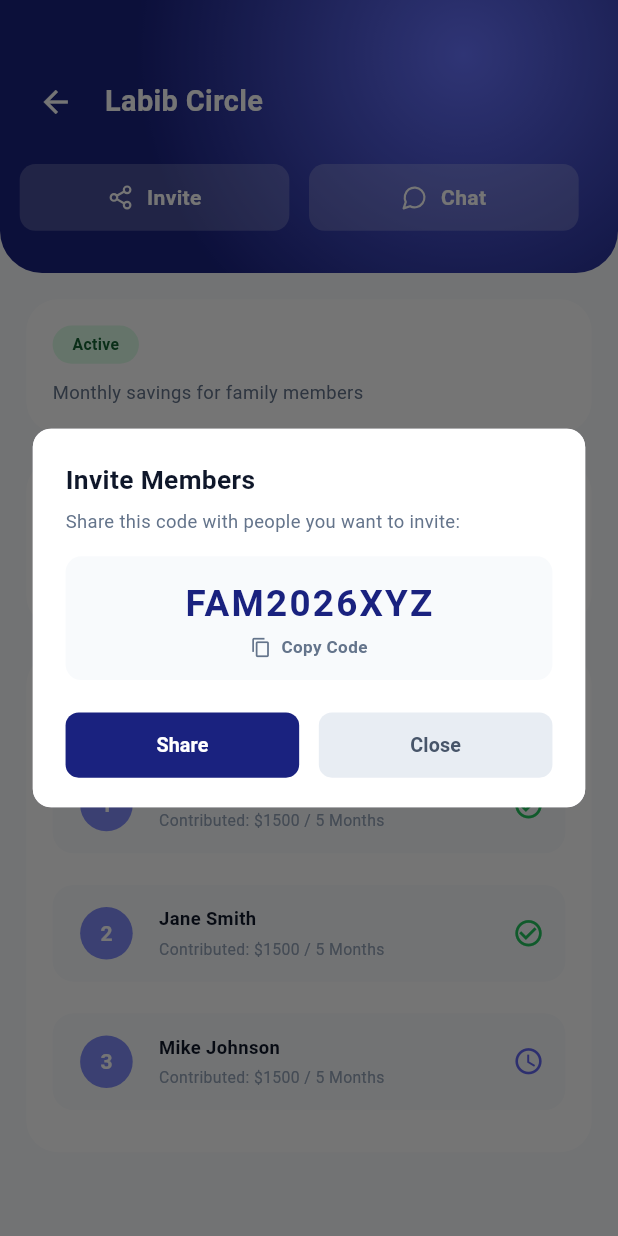
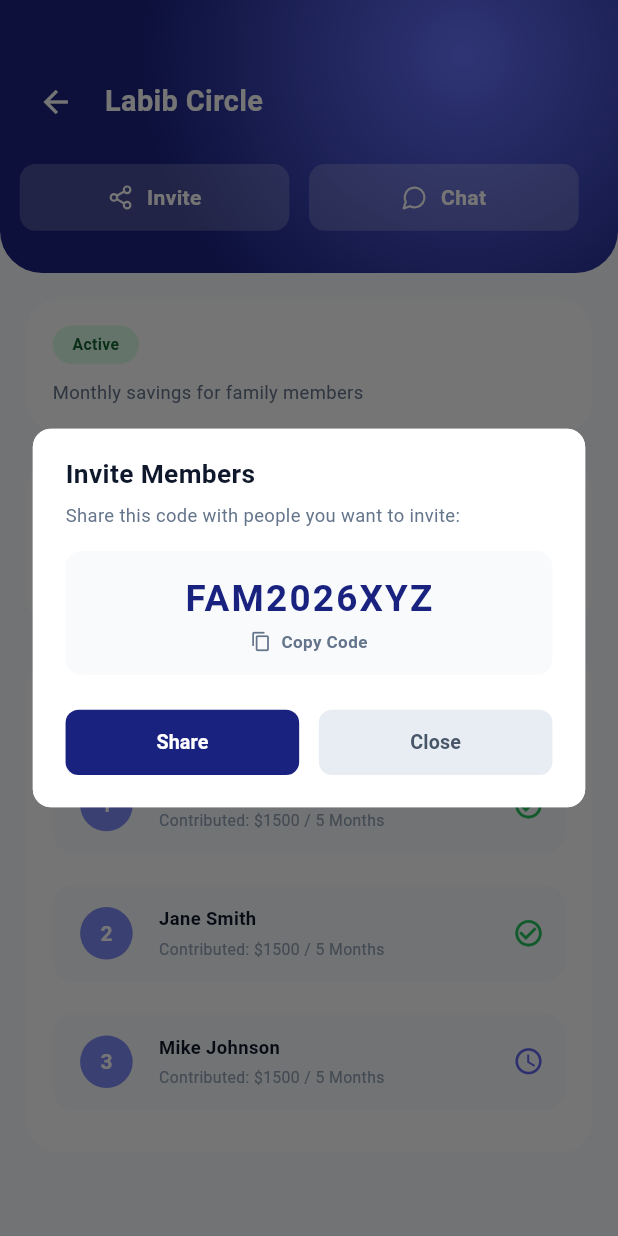
Before and after one commit to srsakilhossen302/derival81, a Flutter app: the ActiveGroupDetailsScreen screen opened directly with sample values from the repository, after a tap on "Invite", on a phone screen of 412 x 824 dp. Run offline on Flutter 3.47's test engine with Material 3 defaults, Android fonts, the phone set to English and light mode, and no system bars; our stand-ins replace flutter_screenutil, flutter_svg, get, pinput.

```diff
--- a/lib/View/Screen/Groups/view/active_group_details_screen.dart
+++ b/lib/View/Screen/Groups/view/active_group_details_screen.dart
@@ -380,8 +380,8 @@ class ActiveGroupDetailsScreen extends StatelessWidget {
           ),
           child: Container(
             width: 361.w,
-            height: 288.h,
-            padding: EdgeInsets.fromLTRB(20.w, 24.h, 20.w, 20.h),
+            constraints: BoxConstraints(minHeight: 288.h),
+            padding: EdgeInsets.fromLTRB(20.w, 20.h, 20.w, 20.h),
             decoration: BoxDecoration(
               color: Colors.white,
               borderRadius: BorderRadius.circular(14.r),
@@ -478,7 +478,7 @@ class ActiveGroupDetailsScreen extends StatelessWidget {
                     ],
                   ),
                 ),
-                const Spacer(),
+                SizedBox(height: 24.h),
                 Row(
                   children: [
                     Expanded(
```
